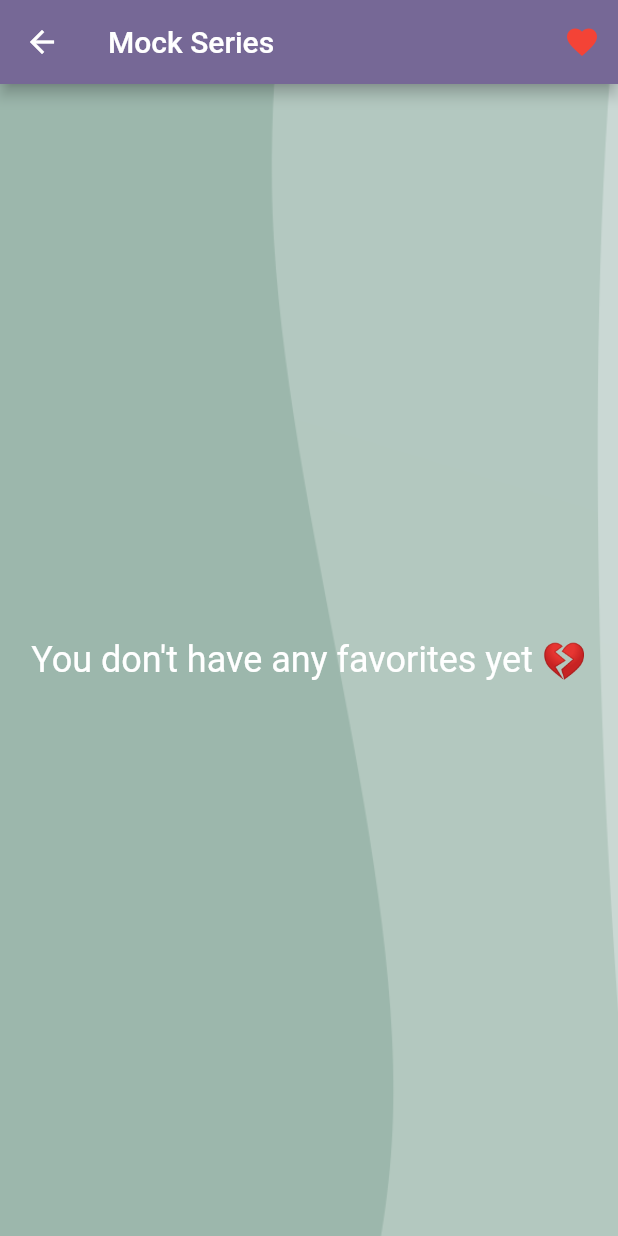
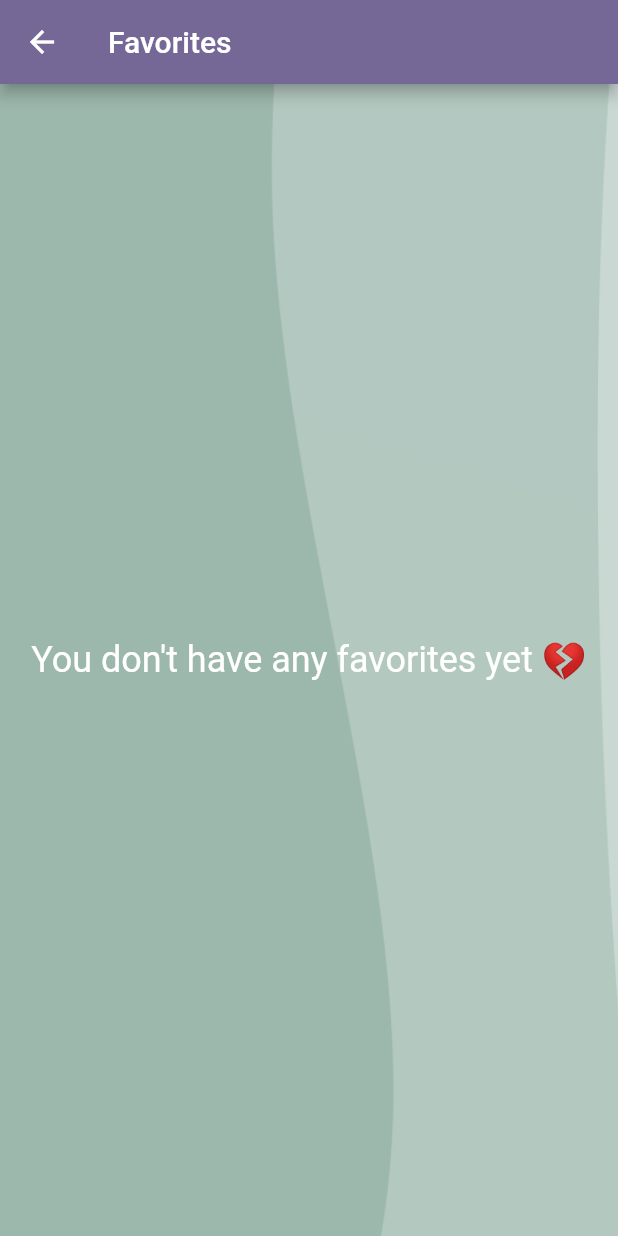
Before and after one commit to pabrcno/mock_series, a Flutter app: the screen it shows after launch, after a tap on the "favorite" icon, on a phone screen of 412 x 824 dp. Run offline on Flutter 3.47's test engine with Material 2 defaults, Android fonts, the phone set to English and light mode, and no system bars; our stand-ins replace dartz, dio, flutter_html, freezed_annotation, get, get_it and 2 more; network calls fail; statements that could not run were skipped.

Commit message:
Bug solved

```diff
--- a/lib/infrastructure/favorites_repository/favorites_respository.dart
+++ b/lib/infrastructure/favorites_repository/favorites_respository.dart
@@ -1,3 +1,5 @@
+import 'dart:convert';
+
 import 'package:dartz/dartz.dart';
 import 'package:get_storage/get_storage.dart';
 import 'package:injectable/injectable.dart';
@@ -13,9 +15,9 @@ class FavoritesRepository extends IFavoritesRepositoryFacade {
   Future<Either<FavoritesRepositoryFailure, Unit>>
       _intializeRepository() async {
     try {
-      var favs = await _favoritesRepo.read("favorites");
+      var favs = _favoritesRepo.read<Map<String, dynamic>>("favorites");
       if (favs == null) {
-        await _favoritesRepo.write("favorites", <int, Show>{});
+        await _favoritesRepo.write("favorites", <String, dynamic>{});
       }
       return (right(unit));
     } catch (e) {
@@ -28,9 +30,9 @@ class FavoritesRepository extends IFavoritesRepositoryFacade {
       {required Show show}) async {
     try {
       await _intializeRepository();
-      var favorites = await _favoritesRepo.read("favorites");
-      if (!favorites.containsKey(show.id)) {
-        favorites[show.id] = show;
+      var favorites = _favoritesRepo.read<Map<String, dynamic>>("favorites");
+      if (!favorites!.containsKey(show.id)) {
+        favorites["${show.id}"] = json.encode(show.toJson());
       } else {
         throw Exception("Show already in favorites");
       }
@@ -49,9 +51,11 @@ class FavoritesRepository extends IFavoritesRepositoryFacade {
       getFavoriteShows() async {
     try {
       await _intializeRepository();
-      Map<int, Show> favorites = await _favoritesRepo.read("favorites");
-      List<Show> favoritesList =
-          favorites.values.map((Show show) => show).toList();
+      var favorites = _favoritesRepo.read<Map<String, dynamic>>("favorites")!;
+
+      List<Show> favoritesList = favorites.values
+          .map((element) => Show.fromJson(Map.from(json.decode(element))))
+          .toList();
       favoritesList.sort((Show a, Show b) {
         return a.name!.compareTo(b.name!);
       });
@@ -69,8 +73,9 @@ class FavoritesRepository extends IFavoritesRepositoryFacade {
       {required int showId}) async {
     try {
       await _intializeRepository();
-      Map<int, Show> favorites = await _favoritesRepo.read("favorites");
-      if (!favorites.containsKey(showId)) {
+      Map<int, Show>? favorites =
+          _favoritesRepo.read<Map<int, Show>>("favorites");
+      if (!favorites!.containsKey(showId)) {
         favorites.remove(showId);
       } else {
         throw Exception("Show not in favorites");
--- a/lib/presentation/shows/favorites_screen.dart
+++ b/lib/presentation/shows/favorites_screen.dart
@@ -15,14 +15,7 @@ class FavoritesScreen extends StatelessWidget {
     return Scaffold(
       appBar: AppBar(
         backgroundColor: Theme.of(context).primaryColor,
-        title: const Text("Mock Series"),
-        actions: [
-          IconButton(
-            icon: const Icon(Icons.favorite),
-            onPressed: () {},
-            color: Colors.red,
-          )
-        ],
+        title: const Text("Favorites"),
       ),
       body: Container(
           decoration: BoxDecoration(
@@ -34,9 +27,7 @@ class FavoritesScreen extends StatelessWidget {
           width: MediaQuery.of(context).size.width,
           child: Padding(
               padding: const EdgeInsets.all(10),
-            child: Stack(
-              children: <Widget>[
-                Center(
+              child: Center(
                   child: favoritesController.favoritesList.isEmpty
                       ? const Text("You don't have any favorites yet 💔",
                           style: TextStyle(fontSize: 24))
@@ -46,12 +37,9 @@ class FavoritesScreen extends StatelessWidget {
                               child: Column(children: [
                             ...favoritesController.favoritesList
                                 .map((show) => ShowPresentation(show: show))
-                                  .toList(),
+                                .toList()
                           ])),
-                          ))
-              ],
-            ),
-          )),
+                        )))),
     );
   }
 }
```
Also changed, not shown: lib/presentation/shows/show_screen.dart (+4 -6 lines), lib/presentation/shows/widgets/show_presentation.dart (+5 -6 lines). Lines whose indentation alone changed are shown as unchanged.
